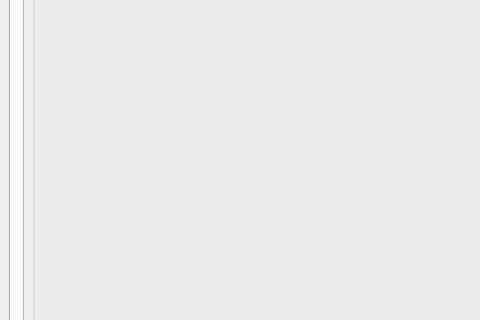
This is src/keyboard/GUI/ui_main_window.ui in alexoransky/music as Qt 5 draws it before an edit; both pictures show x 0 to 480 and y 256 to 576 of the 1153 by 918 pixel window. The edited form follows.
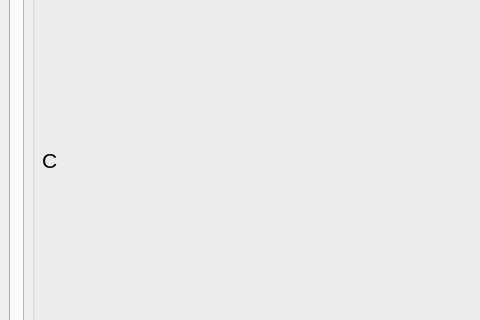
This is the edited form.

Commit message: Added display of notes and chords that are being played

The edit to the form file:
```diff
--- a/src/keyboard/GUI/ui_main_window.ui
+++ b/src/keyboard/GUI/ui_main_window.ui
@@ -73,6 +73,27 @@
             </rect>
            </property>
           </widget>
+          <widget class="QLabel" name="label_notes">
+           <property name="geometry">
+            <rect>
+             <x>10</x>
+             <y>344</y>
+             <width>221</width>
+             <height>41</height>
+            </rect>
+           </property>
+           <property name="font">
+            <font>
+             <pointsize>16</pointsize>
+            </font>
+           </property>
+           <property name="text">
+            <string>C</string>
+           </property>
+           <property name="alignment">
+            <set>Qt::AlignLeading|Qt::AlignLeft|Qt::AlignVCenter</set>
+           </property>
+          </widget>
          </widget>
         </widget>
        </widget>
```
The commit also changes 5 other files.
